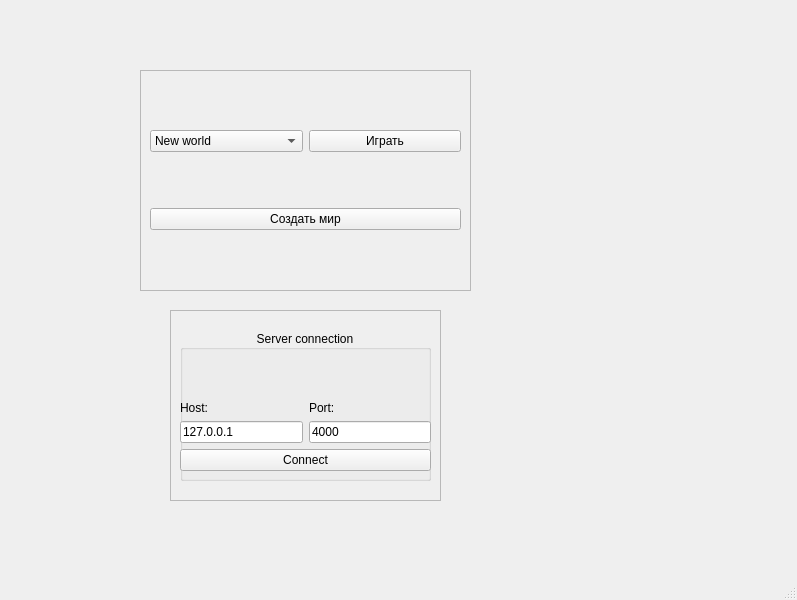
Before: the Qt Designer form client/untitled.ui in RussianInventor/engine, drawn with Qt 5.
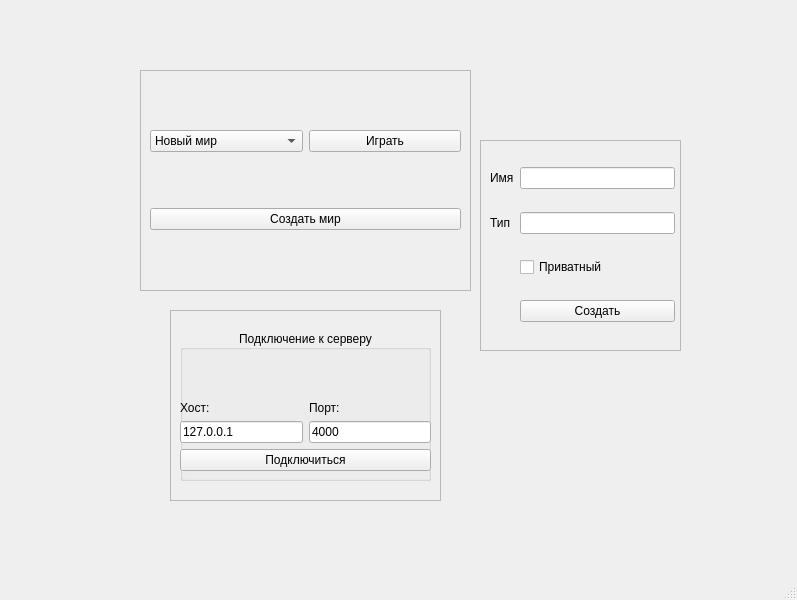
After: the same form once the commit is applied.

Patch:
```diff
--- a/client/untitled.ui
+++ b/client/untitled.ui
@@ -42,7 +42,7 @@
       <cursorShape>ArrowCursor</cursorShape>
      </property>
      <property name="title">
-      <string>Server connection</string>
+      <string>Подключение к серверу</string>
      </property>
      <property name="alignment">
       <set>Qt::AlignCenter</set>
@@ -73,7 +73,7 @@
        <item row="2" column="1">
         <widget class="QLabel" name="label_2">
          <property name="text">
-          <string>Port:</string>
+          <string>Порт:</string>
          </property>
         </widget>
        </item>
@@ -90,7 +90,7 @@
           <cursorShape>ArrowCursor</cursorShape>
          </property>
          <property name="text">
-          <string>Connect</string>
+          <string>Подключиться</string>
          </property>
         </widget>
        </item>
@@ -110,7 +110,7 @@
        <item row="2" column="0">
         <widget class="QLabel" name="label">
          <property name="text">
-          <string>Host:</string>
+          <string>Хост:</string>
          </property>
         </widget>
        </item>
@@ -161,7 +161,7 @@
        <widget class="QComboBox" name="world_selection">
         <item>
          <property name="text">
-          <string>New world</string>
+          <string>Новый мир</string>
          </property>
         </item>
        </widget>
@@ -169,6 +169,68 @@
      </layout>
     </widget>
    </widget>
+   <widget class="QFrame" name="world_frame">
+    <property name="geometry">
+     <rect>
+      <x>480</x>
+      <y>140</y>
+      <width>201</width>
+      <height>211</height>
+     </rect>
+    </property>
+    <property name="frameShape">
+     <enum>QFrame::StyledPanel</enum>
+    </property>
+    <property name="frameShadow">
+     <enum>QFrame::Raised</enum>
+    </property>
+    <widget class="QWidget" name="gridLayoutWidget_3">
+     <property name="geometry">
+      <rect>
+       <x>10</x>
+       <y>10</y>
+       <width>185</width>
+       <height>191</height>
+      </rect>
+     </property>
+     <layout class="QGridLayout" name="gridLayout_3">
+      <item row="7" column="1">
+       <widget class="QCheckBox" name="world_private">
+        <property name="text">
+         <string>Приватный</string>
+        </property>
+       </widget>
+      </item>
+      <item row="9" column="1">
+       <widget class="QPushButton" name="create_button2">
+        <property name="text">
+         <string>Создать</string>
+        </property>
+       </widget>
+      </item>
+      <item row="3" column="0">
+       <widget class="QLabel" name="label_3">
+        <property name="text">
+         <string>Тип</string>
+        </property>
+       </widget>
+      </item>
+      <item row="0" column="0">
+       <widget class="QLabel" name="label_5">
+        <property name="text">
+         <string>Имя</string>
+        </property>
+       </widget>
+      </item>
+      <item row="0" column="1">
+       <widget class="QLineEdit" name="world_name"/>
+      </item>
+      <item row="3" column="1">
+       <widget class="QLineEdit" name="world_type"/>
+      </item>
+     </layout>
+    </widget>
+   </widget>
   </widget>
   <widget class="QMenuBar" name="menubar">
    <property name="geometry">
```
Left out of the diff: 2 changed lines with no effect on the pictures.
